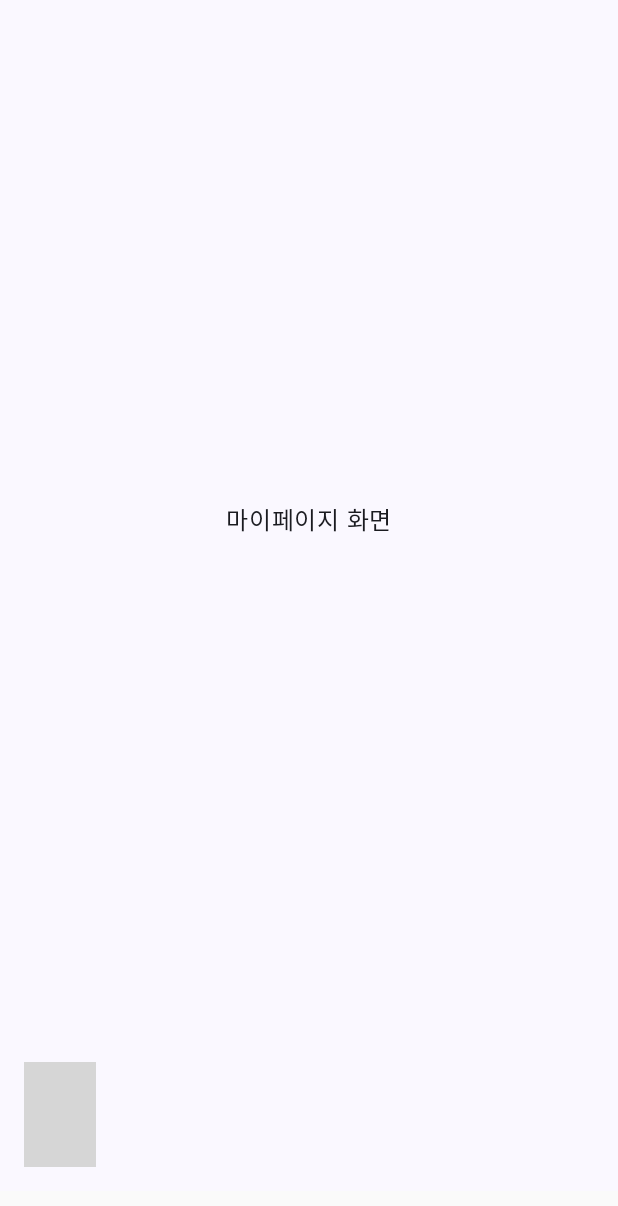
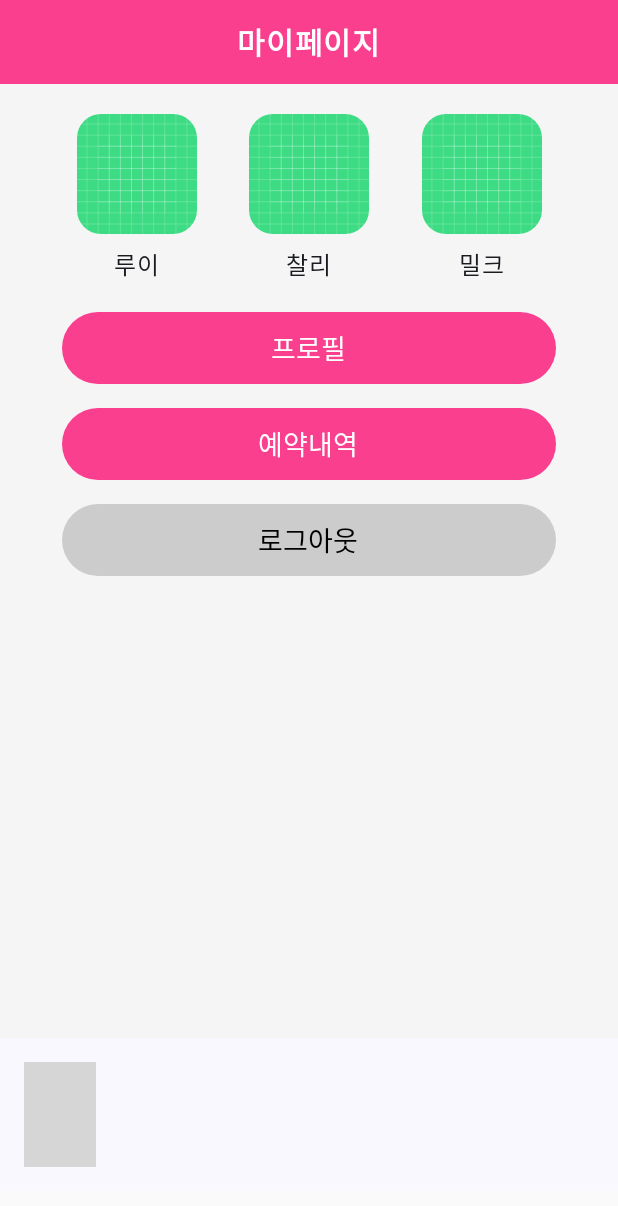
Before and after one commit to GaeNolZa/GaeNolZa, an Android app built with Jetpack Compose: the MyPageScreen screen opened through its navigation route, on a phone screen of 412 x 824 dp. Shown: the top 1206 px of the screen. Run offline under Robolectric (Android 15) with nearby library versions, the phone set to English and light mode, and no system bars; libraries missing offline, so code that uses them is left out: com.exyte.animatednavbar; 2 statements that could not run were skipped; grey boxes are pictures that could not be loaded.

Commit message:
마이페이지 기초와 로그아웃 구현

```diff
--- a/app/src/main/java/com/example/gaenolza/MainActivity.kt
+++ b/app/src/main/java/com/example/gaenolza/MainActivity.kt
@@ -201,7 +201,17 @@ fun GaeNolZaMain() {
             composable(Screen.ChatBot.route) { ChatBotScreen() }
             composable(Screen.Service.route) { ServiceScreen() }
             composable(Screen.Hotel.route) { HotelScreen() }
-            composable(Screen.MyPage.route) { MyPageScreen() }
+            composable(Screen.MyPage.route) {
+                MyPageScreen(
+                    onLogoutClick = {
+                        isLoggedIn = false
+                        navController.navigate(Screen.Main.route) {
+                            popUpTo(Screen.MyPage.route) { inclusive = true }
+                            // MyPage 화면도 스택에서 제거하고 Main으로 이동
+                        }
+                    }
+                )
+            }
         }
     }
 }
--- a/app/src/main/java/com/example/gaenolza/screens/MyPageScreen.kt
+++ b/app/src/main/java/com/example/gaenolza/screens/MyPageScreen.kt
@@ -1,18 +1,142 @@
 package com.example.gaenolza.screens
 
+import androidx.compose.foundation.Image
+import androidx.compose.foundation.background
+import androidx.compose.foundation.layout.Arrangement
+import androidx.compose.foundation.layout.Box
+import androidx.compose.foundation.layout.Column
+import androidx.compose.foundation.layout.Row
+import androidx.compose.foundation.layout.Spacer
 import androidx.compose.foundation.layout.fillMaxSize
-import androidx.compose.foundation.layout.wrapContentSize
+import androidx.compose.foundation.layout.fillMaxWidth
+import androidx.compose.foundation.layout.height
+import androidx.compose.foundation.layout.padding
+import androidx.compose.foundation.layout.size
+import androidx.compose.foundation.shape.RoundedCornerShape
+import androidx.compose.material3.Button
+import androidx.compose.material3.ButtonDefaults
 import androidx.compose.material3.Text
 import androidx.compose.runtime.Composable
 import androidx.compose.ui.Alignment
 import androidx.compose.ui.Modifier
+import androidx.compose.ui.draw.clip
+import androidx.compose.ui.graphics.Color
+import androidx.compose.ui.layout.ContentScale
+import androidx.compose.ui.res.painterResource
+import androidx.compose.ui.text.font.FontWeight
+import androidx.compose.ui.unit.dp
+import androidx.compose.ui.unit.sp
+import com.example.gaenolza.R
+import com.example.gaenolza.ui.theme.ColorPalette
 
 @Composable
-fun MyPageScreen() {
-    Text(
-        text = "마이페이지 화면",
+fun MyPageScreen(
+    onLogoutClick: () -> Unit
+) {
+    Column(
         modifier = Modifier
             .fillMaxSize()
-            .wrapContentSize(Alignment.Center)
-    )
+            .background(Color(0xFFF5F5F5)),
+        horizontalAlignment = Alignment.CenterHorizontally,
+    ) {
+        TopBar()
+        Spacer(modifier = Modifier.height(20.dp))
+        MyPageMain(onLogoutClick = onLogoutClick)
+    }
 }
+
+@Composable
+fun TopBar() {
+    Box(
+        modifier = Modifier
+            .fillMaxWidth()
+            .height(56.dp)
+            .background(ColorPalette.primaryPink),
+        contentAlignment = Alignment.Center
+    ) {
+        Text(
+            text = "마이페이지",
+            color = Color.White,
+            fontSize = 20.sp,
+            fontWeight = FontWeight.Bold
+        )
+    }
+}
+
+@Composable
+fun DogsList() {
+    Row(
+        modifier = Modifier
+            .fillMaxWidth()
+            .padding(horizontal = 16.dp),
+        horizontalArrangement = Arrangement.SpaceEvenly
+    ) {
+        DogProfile("루이", R.drawable.ic_launcher_background)
+        DogProfile("찰리", R.drawable.ic_launcher_background)
+        DogProfile("밀크", R.drawable.ic_launcher_background)
+    }
+}
+
+@Composable
+fun DogProfile(name: String, imageRes: Int) {
+    Column(
+        horizontalAlignment = Alignment.CenterHorizontally
+    ) {
+        Image(
+            painter = painterResource(id = imageRes),
+            contentDescription = name,
+            modifier = Modifier
+                .size(80.dp)
+                .clip(RoundedCornerShape(16.dp)),
+            contentScale = ContentScale.Crop,
+        )
+        Spacer(modifier = Modifier.height(8.dp))
+        Text(text = name, fontSize = 16.sp, fontWeight = FontWeight.Medium)
+    }
+}
+
+@Composable
+fun MainButtons(onLogoutClick: () -> Unit) {
+    Column(
+        horizontalAlignment = Alignment.CenterHorizontally,
+        verticalArrangement = Arrangement.spacedBy(16.dp)
+    ) {
+        Button(
+            onClick = { /*TODO*/ },
+            modifier = Modifier
+                .fillMaxWidth(0.8f)
+                .height(48.dp),
+            shape = RoundedCornerShape(24.dp),
+            colors = ButtonDefaults.buttonColors(ColorPalette.primaryPink)
+        ) {
+            Text(text = "프로필", color = Color.White, fontSize = 18.sp)
+        }
+        Button(
+            onClick = { /*TODO*/ },
+            modifier = Modifier
+                .fillMaxWidth(0.8f)
+                .height(48.dp),
+            shape = RoundedCornerShape(24.dp),
+            colors = ButtonDefaults.buttonColors(ColorPalette.primaryPink)
+        ) {
+            Text(text = "예약내역", color = Color.White, fontSize = 18.sp)
+        }
+        Button(
+            onClick = { onLogoutClick() },
+            modifier = Modifier
+                .fillMaxWidth(0.8f)
+                .height(48.dp),
+            shape = RoundedCornerShape(24.dp),
+            colors = ButtonDefaults.buttonColors(Color.LightGray)
+        ) {
+            Text(text = "로그아웃", color = Color.Black, fontSize = 18.sp)
+        }
+    }
+}
+
+@Composable
+fun MyPageMain(onLogoutClick: () -> Unit) {
+    DogsList()
+    Spacer(modifier = Modifier.height(20.dp))
+    MainButtons(onLogoutClick = onLogoutClick)
+}
```
